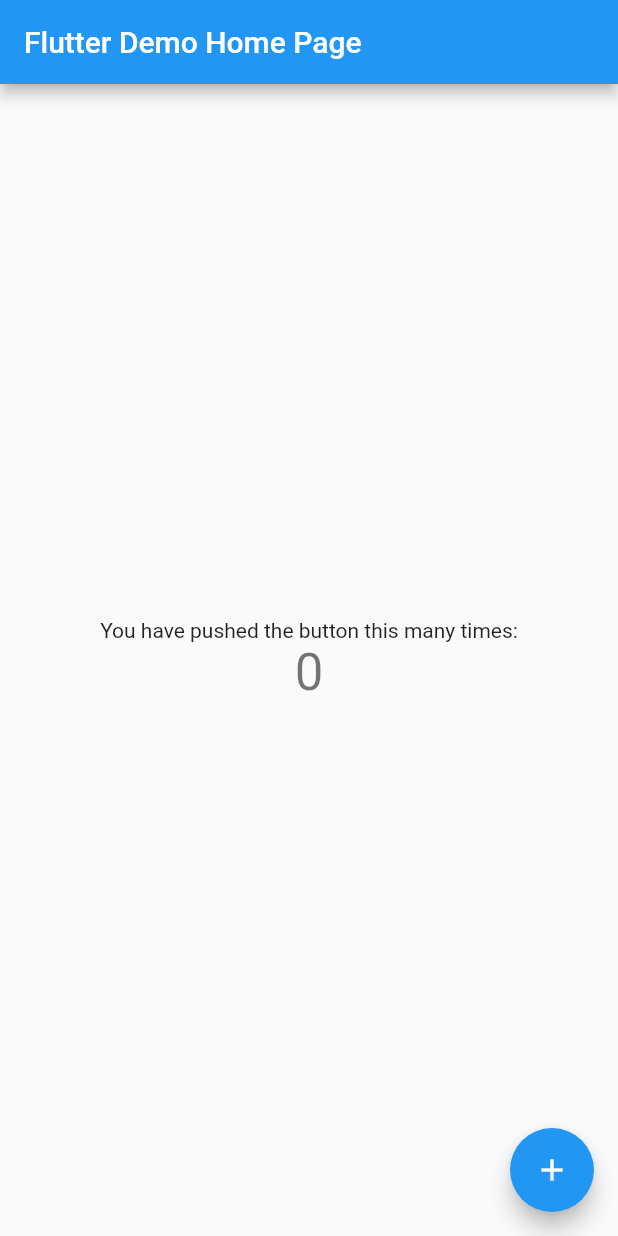
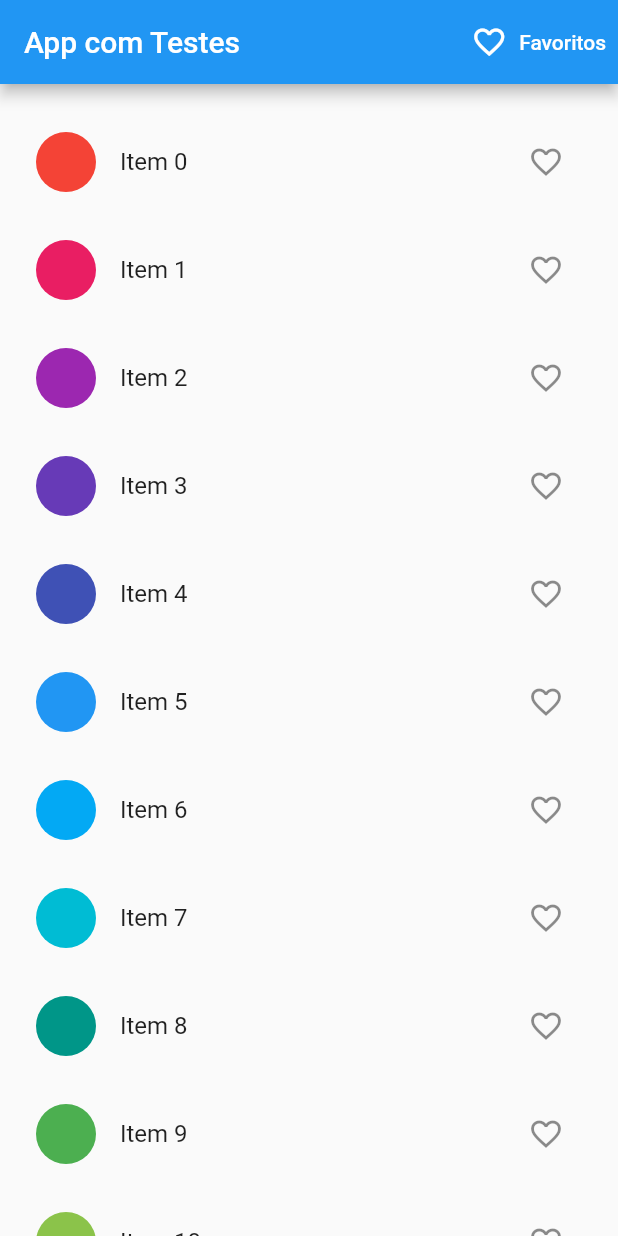
Before and after one commit to yancoltro/aula14_tests, a Flutter app: the screen it shows after launch, on a phone screen of 412 x 824 dp. Run offline on Flutter 3.47's test engine with Material 2 defaults, Android fonts, the phone set to English and light mode, and no system bars.

Commit message:
chore: create app structure

```diff
--- a/lib/main.dart
+++ b/lib/main.dart
@@ -1,115 +1,30 @@
 import 'package:flutter/material.dart';
+import 'package:provider/provider.dart';
+import 'package:aula14_tests/models/favorites.dart';
+import 'package:aula14_tests/screens/favorites.dart';
+import 'package:aula14_tests/screens/home.dart';
 
 void main() {
-  runApp(const MyApp());
+  runApp(TestingApp());
 }
 
-class MyApp extends StatelessWidget {
-  const MyApp({super.key});
-
-  // This widget is the root of your application.
+class TestingApp extends StatelessWidget {
   @override
   Widget build(BuildContext context) {
-    return MaterialApp(
-      title: 'Flutter Demo',
-      theme: ThemeData(
-        // This is the theme of your application.
-        //
-        // Try running your application with "flutter run". You'll see the
-        // application has a blue toolbar. Then, without quitting the app, try
-        // changing the primarySwatch below to Colors.green and then invoke
-        // "hot reload" (press "r" in the console where you ran "flutter run",
-        // or simply save your changes to "hot reload" in a Flutter IDE).
-        // Notice that the counter didn't reset back to zero; the application
-        // is not restarted.
-        primarySwatch: Colors.blue,
+    return ChangeNotifierProvider<Favorites>(
+      create: (context) => Favorites(),
+      child: MaterialApp(
+        title: 'App com Testes',
+        theme: ThemeData(
+          primarySwatch: Colors.blue,
+          visualDensity: VisualDensity.adaptivePlatformDensity,
+        ),
+        routes: {
+          HomePage.routeName: (context) => HomePage(),
+          FavoritesPage.routeName: (context) => FavoritesPage(),
+        },
+        initialRoute: HomePage.routeName,
       ),
-      home: const MyHomePage(title: 'Flutter Demo Home Page'),
     );
   }
 }
-
-class MyHomePage extends StatefulWidget {
-  const MyHomePage({super.key, required this.title});
-
-  // This widget is the home page of your application. It is stateful, meaning
-  // that it has a State object (defined below) that contains fields that affect
-  // how it looks.
-
-  // This class is the configuration for the state. It holds the values (in this
-  // case the title) provided by the parent (in this case the App widget) and
-  // used by the build method of the State. Fields in a Widget subclass are
-  // always marked "final".
-
-  final String title;
-
-  @override
-  State<MyHomePage> createState() => _MyHomePageState();
-}
-
-class _MyHomePageState extends State<MyHomePage> {
-  int _counter = 0;
-
-  void _incrementCounter() {
-    setState(() {
-      // This call to setState tells the Flutter framework that something has
-      // changed in this State, which causes it to rerun the build method below
-      // so that the display can reflect the updated values. If we changed
-      // _counter without calling setState(), then the build method would not be
-      // called again, and so nothing would appear to happen.
-      _counter++;
-    });
-  }
-
-  @override
-  Widget build(BuildContext context) {
-    // This method is rerun every time setState is called, for instance as done
-    // by the _incrementCounter method above.
-    //
-    // The Flutter framework has been optimized to make rerunning build methods
-    // fast, so that you can just rebuild anything that needs updating rather
-    // than having to individually change instances of widgets.
-    return Scaffold(
-      appBar: AppBar(
-        // Here we take the value from the MyHomePage object that was created by
-        // the App.build method, and use it to set our appbar title.
-        title: Text(widget.title),
-      ),
-      body: Center(
-        // Center is a layout widget. It takes a single child and positions it
-        // in the middle of the parent.
-        child: Column(
-          // Column is also a layout widget. It takes a list of children and
-          // arranges them vertically. By default, it sizes itself to fit its
-          // children horizontally, and tries to be as tall as its parent.
-          //
-          // Invoke "debug painting" (press "p" in the console, choose the
-          // "Toggle Debug Paint" action from the Flutter Inspector in Android
-          // Studio, or the "Toggle Debug Paint" command in Visual Studio Code)
-          // to see the wireframe for each widget.
-          //
-          // Column has various properties to control how it sizes itself and
-          // how it positions its children. Here we use mainAxisAlignment to
-          // center the children vertically; the main axis here is the vertical
-          // axis because Columns are vertical (the cross axis would be
-          // horizontal).
-          mainAxisAlignment: MainAxisAlignment.center,
-          children: <Widget>[
-            const Text(
-              'You have pushed the button this many times:',
-            ),
-            Text(
-              '$_counter',
-              style: Theme.of(context).textTheme.headline4,
-            ),
-          ],
-        ),
-      ),
-      floatingActionButton: FloatingActionButton(
-        onPressed: _incrementCounter,
-        tooltip: 'Increment',
-        child: const Icon(Icons.add),
-      ), // This trailing comma makes auto-formatting nicer for build methods.
-    );
-  }
-}
--- /dev/null
+++ b/lib/models/favorites.dart
@@ -0,0 +1,17 @@
+import 'package:flutter/material.dart';
+
+class Favorites extends ChangeNotifier {
+  final List<int> _favoriteItems = [];
+
+  List<int> get items => _favoriteItems;
+
+  void add(int itemNo) {
+    _favoriteItems.add(itemNo);
+    notifyListeners();
+  }
+
+  void remove(int itemNo) {
+    _favoriteItems.remove(itemNo);
+    notifyListeners();
+  }
+}
--- /dev/null
+++ b/lib/screens/home.dart
@@ -0,0 +1,78 @@
+import 'package:flutter/material.dart';
+import 'package:provider/provider.dart';
+import 'package:aula14_tests/models/favorites.dart';
+import 'package:aula14_tests/screens/favorites.dart';
+
+class HomePage extends StatelessWidget {
+  static String routeName = '/';
+
+  @override
+  Widget build(BuildContext context) {
+    return Scaffold(
+      appBar: AppBar(
+        title: Text('App com Testes'),
+        actions: <Widget>[
+          TextButton.icon(
+            style: TextButton.styleFrom(primary: Colors.white),
+            onPressed: () {
+              Navigator.pushNamed(context, FavoritesPage.routeName);
+            },
+            icon: Icon(Icons.favorite_border),
+            label: Text('Favoritos'),
+          ),
+        ],
+      ),
+      body: ListView.builder(
+        itemCount: 100,
+        cacheExtent: 20.0,
+        padding: const EdgeInsets.symmetric(vertical: 16),
+        itemBuilder: (context, index) => ItemTile(index),
+      ),
+    );
+  }
+}
+
+class ItemTile extends StatelessWidget {
+  final int itemNo;
+
+  const ItemTile(
+    this.itemNo,
+  );
+
+  @override
+  Widget build(BuildContext context) {
+    var favoritesList = Provider.of<Favorites>(context);
+
+    return Padding(
+      padding: const EdgeInsets.all(8.0),
+      child: ListTile(
+        leading: CircleAvatar(
+          backgroundColor: Colors.primaries[itemNo % Colors.primaries.length],
+        ),
+        title: Text(
+          'Item $itemNo',
+          key: Key('text_$itemNo'),
+        ),
+        trailing: IconButton(
+          key: Key('icon_$itemNo'),
+          icon: favoritesList.items.contains(itemNo)
+              ? Icon(Icons.favorite)
+              : Icon(Icons.favorite_border),
+          onPressed: () {
+            !favoritesList.items.contains(itemNo)
+                ? favoritesList.add(itemNo)
+                : favoritesList.remove(itemNo);
+            ScaffoldMessenger.of(context).showSnackBar(
+              SnackBar(
+                content: Text(favoritesList.items.contains(itemNo)
+                    ? 'Adicinado aos favoritos.'
+                    : 'Removido dos favoritos.'),
+                duration: Duration(seconds: 1),
+              ),
+            );
+          },
+        ),
+      ),
+    );
+  }
+}
--- a/pubspec.yaml
+++ b/pubspec.yaml
@@ -36,9 +36,12 @@ dependencies:
   # The following adds the Cupertino Icons font to your application.
   # Use with the CupertinoIcons class for iOS style icons.
   cupertino_icons: ^1.0.2
+  provider: ^6.0.4
 
 dev_dependencies:
   flutter_test:
+    sdk: flutter
+  integration_test:
     sdk: flutter
 
   # The "flutter_lints" package below contains a set of recommended lints to
@@ -47,6 +50,7 @@ dev_dependencies:
   # package. See that file for information about deactivating specific lint
   # rules and activating additional ones.
   flutter_lints: ^2.0.0
+  test: ^1.21.4
 
 # For information on the generic Dart part of this file, see the
 # following page: https://dart.dev/tools/pub/pubspec
```
Also changed, not shown: lib/screens/favorites.dart (added, +60 -0 lines), pubspec.lock.
